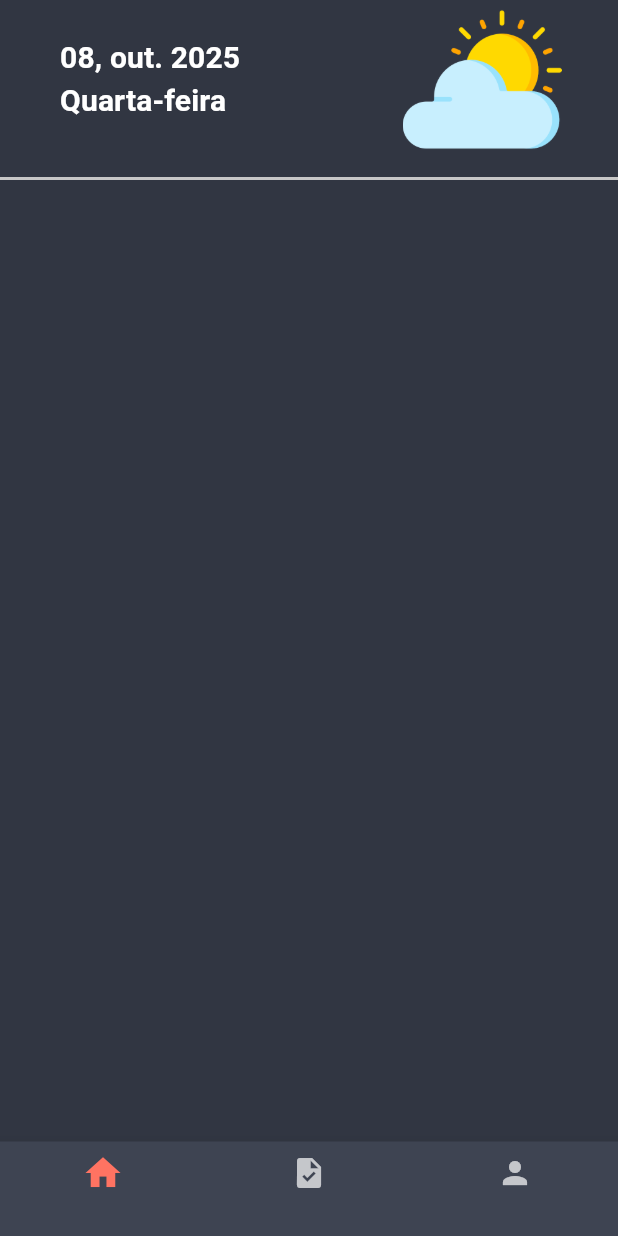
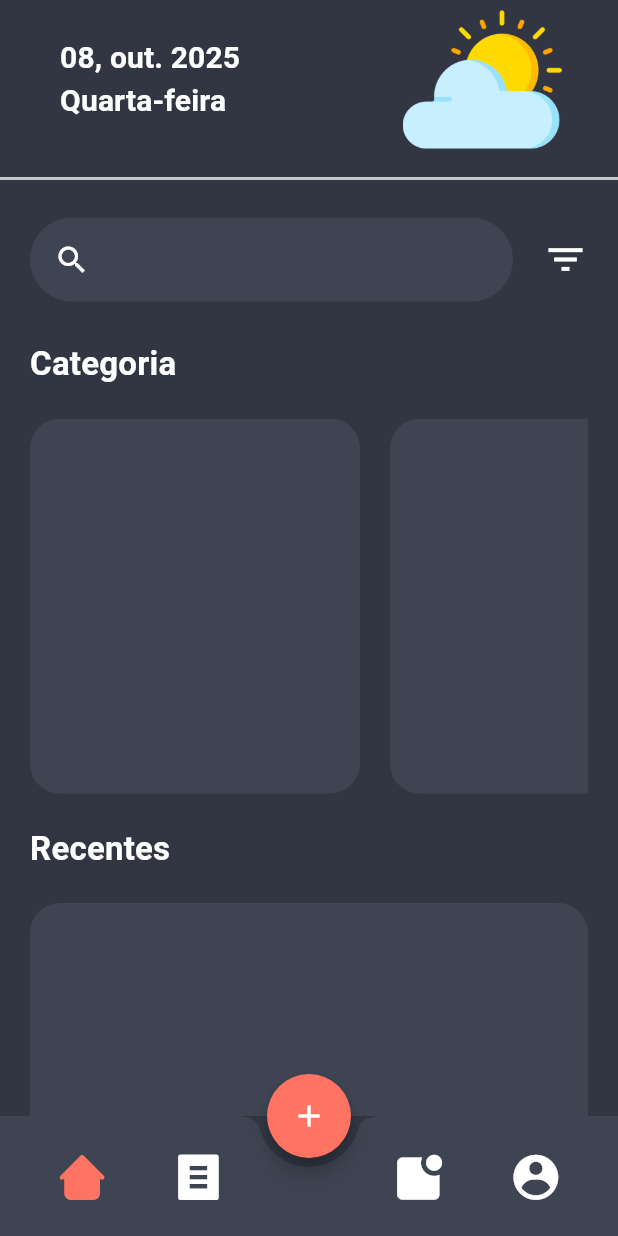
Before and after one commit to EduDevOliveira/SuperList, a Flutter app: the screen it shows after launch, on a phone screen of 412 x 824 dp. Run offline on Flutter 3.47's test engine with Material 3 defaults, Android fonts, the phone set to English and light mode, and no system bars; our stand-ins replace dio, equatable, firebase_core, flutter_bloc, flutter_modular, flutter_secure_storage and 1 more; accounts and stored records are empty.

Commit message:
Ajuste BottomNavigationBar e adicionado Icones

```diff
--- /dev/null
+++ b/lib/core/themes/app_icons.dart
@@ -0,0 +1,11 @@
+import 'package:flutter/material.dart';
+import 'package:supertodolist/core/themes/super_list_app_icons.dart';
+
+class AppIcons {
+  AppIcons._();
+
+  static const IconData home = SuperListApp.home_app;
+  static const IconData task = SuperListApp.task_app;
+  static const IconData notification = SuperListApp.notification_app;
+  static const IconData profile = SuperListApp.profile_app;
+}
--- /dev/null
+++ b/lib/core/themes/app_space.dart
@@ -0,0 +1,6 @@
+
+class AppSpace {
+  static const double spacing = 20;
+  static const double paddingH = 20;
+  static const double paddingV = 25;
+}
--- /dev/null
+++ b/lib/core/themes/super_list_app_icons.dart
@@ -0,0 +1,28 @@
+/// Flutter icons SuperListApp
+/// Copyright (C) 2025 by original authors @ fluttericon.com, fontello.com
+/// This font was generated by FlutterIcon.com, which is derived from Fontello.
+///
+/// To use this font, place it in your fonts/ directory and include the
+/// following in your pubspec.yaml
+///
+/// flutter:
+///   fonts:
+///    - family:  SuperListApp
+///      fonts:
+///       - asset: fonts/SuperListApp.ttf
+///
+///
+///
+import 'package:flutter/widgets.dart';
+
+class SuperListApp {
+  SuperListApp._();
+
+  static const _kFontFam = 'SuperListApp';
+  static const String? _kFontPkg = null;
+
+  static const IconData notification_app = IconData(0xe800, fontFamily: _kFontFam, fontPackage: _kFontPkg);
+  static const IconData home_app = IconData(0xe801, fontFamily: _kFontFam, fontPackage: _kFontPkg);
+  static const IconData profile_app = IconData(0xe802, fontFamily: _kFontFam, fontPackage: _kFontPkg);
+  static const IconData task_app = IconData(0xe803, fontFamily: _kFontFam, fontPackage: _kFontPkg);
+}
--- a/lib/features/dashboard/dashboard_module.dart
+++ b/lib/features/dashboard/dashboard_module.dart
@@ -1,3 +1,4 @@
+import 'package:flutter/material.dart';
 import 'package:flutter_modular/flutter_modular.dart';
 import 'package:supertodolist/features/dashboard/presentation/pages/dashboard_page.dart';
 import 'package:supertodolist/features/home/home_module.dart';
@@ -13,9 +14,14 @@ class DashboardModule extends Module {
     r.child(
       Modular.initialRoute,
       child: (context) => DashboardPage(),
+      customTransition: CustomTransition(transitionBuilder: (_, anim1, __, child) {
+        return FadeTransition(opacity: anim1, child: child);
+      }),
+      transition: TransitionType.leftToRightWithFade,
       children: [
         ModuleRoute('/home', module: HomeModule()),
         ModuleRoute('/task', module: TaskModule()),
+        ModuleRoute('/notification', module: ProfileModule()),
         ModuleRoute('/profile', module: ProfileModule()),
       ],
     );
--- a/lib/features/dashboard/presentation/pages/dashboard_page.dart
+++ b/lib/features/dashboard/presentation/pages/dashboard_page.dart
@@ -20,6 +20,14 @@ class _DashboardPageState extends State<DashboardPage> {
   Widget build(BuildContext context) {
     return Scaffold(
       body: RouterOutlet(),
+      floatingActionButtonLocation: FloatingActionButtonLocation.miniCenterDocked,
+      floatingActionButton: FloatingActionButton(
+        shape: RoundedRectangleBorder(
+          borderRadius: BorderRadius.circular(30),
+        ),
+        onPressed: () {},
+        child: Icon(Icons.add),
+      ),
       bottomNavigationBar: DashBottomNavigationBarWidget(),
     );
   }
--- a/lib/features/dashboard/presentation/widgets/dash_bottom_navigation_bar_widget.dart
+++ b/lib/features/dashboard/presentation/widgets/dash_bottom_navigation_bar_widget.dart
@@ -1,5 +1,7 @@
 import 'package:flutter/material.dart';
 import 'package:flutter_modular/flutter_modular.dart';
+import 'package:supertodolist/core/extensions/theme_extensions.dart';
+import 'package:supertodolist/core/themes/app_icons.dart';
 
 class DashBottomNavigationBarWidget extends StatefulWidget {
   const DashBottomNavigationBarWidget({super.key});
@@ -15,6 +17,7 @@ class _DashBottomNavigationBarWidgetState extends State<DashBottomNavigationBarW
   final _routes = [
     '/home/',
     '/task/',
+    '/notification/',
     '/profile/',
   ];
 
@@ -28,24 +31,83 @@ class _DashBottomNavigationBarWidgetState extends State<DashBottomNavigationBarW
     return Theme(
       data: Theme.of(context).copyWith(
         splashFactory: NoSplash.splashFactory,
+        highlightColor: Colors.transparent,
       ),
-      child: BottomNavigationBar(
-        onTap: _onItemTapped,
-        currentIndex: _selectedIndex,
-        items: [
-          BottomNavigationBarItem(
-            label: '',
-            icon: Icon(Icons.home),
-          ),
-          BottomNavigationBarItem(
-            label: '',
-            icon: Icon(Icons.task),
-          ),
-          BottomNavigationBarItem(
-            label: '',
-            icon: Icon(Icons.person),
-          ),
-        ],
+      child: BottomAppBar(
+        shape: CircularNotchedRectangle(),
+        notchMargin: 6.0,
+        child: Row(
+          mainAxisAlignment: MainAxisAlignment.spaceAround,
+          children: [
+            IconButton(
+              onPressed: () => _onItemTapped(0),
+              icon: Icon(
+                AppIcons.home,
+                size: 30,
+                color: _selectedIndex == 0
+                    ? context.colorScheme.primary
+                    : context.colorScheme.onSurface,
+              ),
+            ),
+            IconButton(
+              onPressed: () => _onItemTapped(1),
+              icon: Icon(
+                AppIcons.task,
+                size: 30,
+                color: _selectedIndex == 1
+                    ? context.colorScheme.primary
+                    : context.colorScheme.onSurface,
+              ),
+            ),
+            SizedBox(
+              width: 40,
+            ),
+            IconButton(
+              onPressed: () => _onItemTapped(2),
+              icon: Icon(
+               AppIcons.notification,
+                size: 30,
+                color: _selectedIndex == 2
+                    ? context.colorScheme.primary
+                    : context.colorScheme.onSurface,
+              ),
+            ),
+            IconButton(
+              onPressed: () => _onItemTapped(3),
+              icon: Icon(
+               AppIcons.profile,
+                size: 30,
+                color: _selectedIndex == 3
+                    ? context.colorScheme.primary
+                    : context.colorScheme.onSurface,
+              ),
+            ),
+          ],
+        ),
+        // child: BottomNavigationBar(
+        //   onTap: _onItemTapped,
+        //   currentIndex: _selectedIndex,
+        //   unselectedItemColor: context.colorScheme.onSurface,
+        //   type: BottomNavigationBarType.fixed,
+        //   items: [
+        //     BottomNavigationBarItem(
+        //       label: '',
+        //       icon: Icon(Icons.home_filled),
+        //     ),
+        //     BottomNavigationBarItem(
+        //       label: '',
+        //       icon: Icon(Icons.list_alt),
+        //     ),
+        //     BottomNavigationBarItem(
+        //       label: '',
+        //       icon: Icon(Icons.notification_important_sharp),
+        //     ),
+        //     BottomNavigationBarItem(
+        //       label: '',
+        //       icon: Icon(Icons.person),
+        //     ),
+        //   ],
+        // ),
       ),
     );
   }
--- a/lib/features/home/presentation/pages/home_page.dart
+++ b/lib/features/home/presentation/pages/home_page.dart
@@ -1,7 +1,12 @@
 import 'package:flutter/material.dart';
 import 'package:flutter_modular/flutter_modular.dart';
+import 'package:supertodolist/core/extensions/theme_extensions.dart';
+import 'package:supertodolist/core/themes/app_space.dart';
 import 'package:supertodolist/features/home/presentation/bloc/home_bloc.dart';
 import 'package:supertodolist/features/home/presentation/widgets/home_app_bar_widget.dart';
+import 'package:supertodolist/features/home/presentation/widgets/home_category_widget.dart';
+import 'package:supertodolist/features/home/presentation/widgets/home_recent_widget.dart';
+import 'package:supertodolist/features/home/presentation/widgets/home_search_bar_widget.dart';
 
 class HomePage extends StatefulWidget {
   const HomePage({super.key});
@@ -17,6 +22,33 @@ class _HomePageState extends State<HomePage> {
   Widget build(BuildContext context) {
     return Scaffold(
       appBar: HomeAppBarWidget(),
+      body: SizedBox.expand(
+        child: Padding(
+          padding: EdgeInsetsGeometry.symmetric(
+            horizontal: AppSpace.paddingH,
+          ),
+          child: Column(
+            children: [
+              HomeSearchBarWidget(),
+              Expanded(
+                child: ListView(
+                  shrinkWrap: true,
+                  children: [
+                    HomeCategoryWidget(),
+                    SizedBox(
+                      height: AppSpace.spacing,
+                    ),
+                    HomeRecentWidget(),
+                    SizedBox(
+                      height: AppSpace.spacing + 20,
+                    ),
+                  ],
+                ),
+              ),
+            ],
+          ),
+        ),
+      ),
     );
   }
 }
--- /dev/null
+++ b/lib/features/home/presentation/widgets/home_category_widget.dart
@@ -0,0 +1,47 @@
+import 'package:flutter/material.dart';
+import 'package:supertodolist/core/extensions/size_extensions.dart';
+import 'package:supertodolist/core/extensions/theme_extensions.dart';
+import 'package:supertodolist/core/themes/app_space.dart';
+
+class HomeCategoryWidget extends StatelessWidget {
+  const HomeCategoryWidget({
+    super.key,
+  });
+
+  @override
+  Widget build(BuildContext context) {
+    return Column(
+      crossAxisAlignment: CrossAxisAlignment.start,
+      spacing: AppSpace.spacing,
+      children: [
+        Text(
+          'Categoria',
+          style: context.textScheme.titleMedium,
+        ),
+        SizedBox(
+          width: context.screenWidth,
+          height: 250,
+          child: Row(
+            children: [
+              Expanded(
+                child: ListView.separated(
+                  shrinkWrap: true,
+                  scrollDirection: Axis.horizontal,
+                  itemCount: 3,
+                  separatorBuilder: (context, index) => SizedBox(width: 20),
+                  itemBuilder: (context, index) => Container(
+                    width: 220,
+                    decoration: BoxDecoration(
+                      color: context.colorScheme.surfaceContainer,
+                      borderRadius: BorderRadius.circular(20),
+                    ),
+                  ),
+                ),
+              ),
+            ],
+          ),
+        ),
+      ],
+    );
+  }
+}
--- /dev/null
+++ b/lib/features/home/presentation/widgets/home_recent_widget.dart
@@ -0,0 +1,63 @@
+import 'package:flutter/material.dart';
+import 'package:supertodolist/core/extensions/size_extensions.dart';
+import 'package:supertodolist/core/extensions/theme_extensions.dart';
+import 'package:supertodolist/core/themes/app_space.dart';
+
+class HomeRecentWidget extends StatelessWidget {
+  const HomeRecentWidget({
+    super.key,
+  });
+
+  @override
+  Widget build(BuildContext context) {
+    return Column(
+      crossAxisAlignment: CrossAxisAlignment.start,
+      spacing: AppSpace.spacing,
+      children: [
+        Text(
+          'Recentes',
+          style: context.textScheme.titleMedium,
+        ),
+        ListView.separated(
+          shrinkWrap: true,
+          itemCount: 4,
+          physics: NeverScrollableScrollPhysics(),
+          separatorBuilder: (context, index) => SizedBox(height: 20),
+          itemBuilder: (context, index) => Container(
+            width: 220,
+            height: 250,
+            decoration: BoxDecoration(
+              color: context.colorScheme.surfaceContainer,
+              borderRadius: BorderRadius.circular(20),
+            ),
+          ),
+        ),
+
+        // SizedBox(
+        //   width: context.screenWidth,
+        //   height: 250,
+        //   child: Column(
+        //     children: [
+        //       Expanded(
+        //         child: ListView.separated(
+        //           shrinkWrap: true,
+        //           itemCount: 3,
+        //           physics: NeverScrollableScrollPhysics(),
+        //           separatorBuilder: (context, index) => SizedBox(height: 20),
+        //           itemBuilder: (context, index) => Container(
+        //             width: 220,
+        //             height: 250,
+        //             decoration: BoxDecoration(
+        //               color: context.colorScheme.surfaceContainer,
+        //               borderRadius: BorderRadius.circular(20),
+        //             ),
+        //           ),
+        //         ),
+        //       ),
+        //     ],
+        //   ),
+        // ),
+      ],
+    );
+  }
+}
--- /dev/null
+++ b/lib/features/home/presentation/widgets/home_search_bar_widget.dart
@@ -0,0 +1,40 @@
+import 'package:flutter/material.dart';
+import 'package:supertodolist/core/extensions/theme_extensions.dart';
+import 'package:supertodolist/core/themes/app_space.dart';
+
+class HomeSearchBarWidget extends StatelessWidget {
+  const HomeSearchBarWidget({
+    super.key,
+  });
+
+  @override
+  Widget build(BuildContext context) {
+    return Padding(
+      padding: const EdgeInsets.symmetric(vertical: AppSpace.paddingV),
+      child: Row(
+        spacing: AppSpace.spacing,
+        children: [
+          Expanded(
+            child: SearchAnchor.bar(
+              barElevation: WidgetStatePropertyAll(0),
+              barBackgroundColor: WidgetStatePropertyAll(
+                context.colorScheme.surfaceContainer,
+              ),
+              suggestionsBuilder: (context, controller) {
+                return [
+                  ListTile(
+                    title: Text('Teste'),
+                  ),
+                ];
+              },
+            ),
+          ),
+          Icon(
+            Icons.filter_list,
+            size: 30,
+          ),
+        ],
+      ),
+    );
+  }
+}
--- a/pubspec.yaml
+++ b/pubspec.yaml
@@ -75,6 +75,9 @@ flutter:
     - assets/images/
 
   fonts:
+    - family: SuperListApp
+      fonts:
+        - asset: assets/fonts/icons/SuperListApp.ttf
     - family: Jost
       fonts:
         - asset: assets/fonts/Jost-Regular.ttf
```
Also changed, not shown: assets/fonts/icons/SuperListApp.ttf (added).
